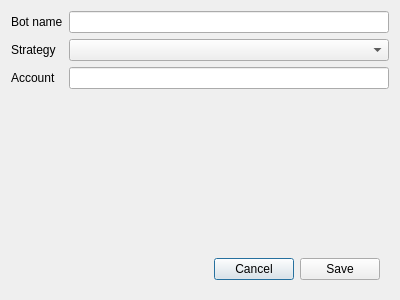
First picture: the form in dexbot/views/orig/create_bot_window.ui, repository xeroc/stakemachine, before the edit.
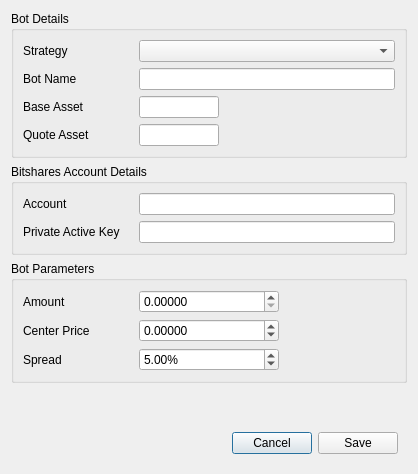
Second picture: the form after the edit.

Commit message: Add bot creation GUI elements (WIP)

What changed in the file:
```diff
--- a/dexbot/views/orig/create_bot_window.ui
+++ b/dexbot/views/orig/create_bot_window.ui
@@ -6,8 +6,8 @@
    <rect>
     <x>0</x>
     <y>0</y>
-    <width>400</width>
-    <height>300</height>
+    <width>418</width>
+    <height>474</height>
    </rect>
   </property>
   <property name="windowTitle">
@@ -17,7 +17,7 @@
    <bool>true</bool>
   </property>
   <layout class="QGridLayout" name="gridLayout">
-   <item row="1" column="0">
+   <item row="4" column="0">
     <widget class="QWidget" name="widget" native="true">
      <property name="sizePolicy">
       <sizepolicy hsizetype="Preferred" vsizetype="Fixed">
@@ -68,39 +68,442 @@
      </layout>
     </widget>
    </item>
+   <item row="2" column="0">
+    <widget class="QGroupBox" name="groupBox_3">
+     <property name="title">
+      <string>Bot Parameters</string>
+     </property>
+     <layout class="QFormLayout" name="formLayout">
+      <item row="0" column="0">
+       <widget class="QLabel" name="amount_label">
+        <property name="sizePolicy">
+         <sizepolicy hsizetype="Maximum" vsizetype="Preferred">
+          <horstretch>0</horstretch>
+          <verstretch>0</verstretch>
+         </sizepolicy>
+        </property>
+        <property name="minimumSize">
+         <size>
+          <width>110</width>
+          <height>0</height>
+         </size>
+        </property>
+        <property name="maximumSize">
+         <size>
+          <width>110</width>
+          <height>16777215</height>
+         </size>
+        </property>
+        <property name="text">
+         <string>Amount</string>
+        </property>
+        <property name="buddy">
+         <cstring>amount_input</cstring>
+        </property>
+       </widget>
+      </item>
+      <item row="0" column="1">
+       <widget class="QDoubleSpinBox" name="amount_input">
+        <property name="sizePolicy">
+         <sizepolicy hsizetype="Fixed" vsizetype="Fixed">
+          <horstretch>0</horstretch>
+          <verstretch>0</verstretch>
+         </sizepolicy>
+        </property>
+        <property name="minimumSize">
+         <size>
+          <width>140</width>
+          <height>0</height>
+         </size>
+        </property>
+        <property name="locale">
+         <locale language="English" country="UnitedStates"/>
+        </property>
+        <property name="decimals">
+         <number>5</number>
+        </property>
+        <property name="maximum">
+         <double>999999999.998999953269958</double>
+        </property>
+       </widget>
+      </item>
+      <item row="1" column="0">
+       <widget class="QLabel" name="center_price_label">
+        <property name="sizePolicy">
+         <sizepolicy hsizetype="Maximum" vsizetype="Preferred">
+          <horstretch>0</horstretch>
+          <verstretch>0</verstretch>
+         </sizepolicy>
+        </property>
+        <property name="minimumSize">
+         <size>
+          <width>110</width>
+          <height>0</height>
+         </size>
+        </property>
+        <property name="maximumSize">
+         <size>
+          <width>110</width>
+          <height>16777215</height>
+         </size>
+        </property>
+        <property name="text">
+         <string>Center Price</string>
+        </property>
+        <property name="buddy">
+         <cstring>center_price_input</cstring>
+        </property>
+       </widget>
+      </item>
+      <item row="1" column="1">
+       <widget class="QDoubleSpinBox" name="center_price_input">
+        <property name="sizePolicy">
+         <sizepolicy hsizetype="Fixed" vsizetype="Fixed">
+          <horstretch>0</horstretch>
+          <verstretch>0</verstretch>
+         </sizepolicy>
+        </property>
+        <property name="minimumSize">
+         <size>
+          <width>140</width>
+          <height>0</height>
+         </size>
+        </property>
+        <property name="locale">
+         <locale language="English" country="UnitedStates"/>
+        </property>
+        <property name="accelerated">
+         <bool>false</bool>
+        </property>
+        <property name="showGroupSeparator" stdset="0">
+         <bool>false</bool>
+        </property>
+        <property name="decimals">
+         <number>5</number>
+        </property>
+        <property name="minimum">
+         <double>-999999999.998999953269958</double>
+        </property>
+        <property name="maximum">
+         <double>999999999.998999953269958</double>
+        </property>
+       </widget>
+      </item>
+      <item row="2" column="0">
+       <widget class="QLabel" name="spread_label">
+        <property name="sizePolicy">
+         <sizepolicy hsizetype="Maximum" vsizetype="Preferred">
+          <horstretch>0</horstretch>
+          <verstretch>0</verstretch>
+         </sizepolicy>
+        </property>
+        <property name="minimumSize">
+         <size>
+          <width>110</width>
+          <height>0</height>
+         </size>
+        </property>
+        <property name="maximumSize">
+         <size>
+          <width>110</width>
+          <height>16777215</height>
+         </size>
+        </property>
+        <property name="text">
+         <string>Spread</string>
+        </property>
+        <property name="buddy">
+         <cstring>spread_input</cstring>
+        </property>
+       </widget>
+      </item>
+      <item row="2" column="1">
+       <widget class="QDoubleSpinBox" name="spread_input">
+        <property name="sizePolicy">
+         <sizepolicy hsizetype="Fixed" vsizetype="Fixed">
+          <horstretch>0</horstretch>
+          <verstretch>0</verstretch>
+         </sizepolicy>
+        </property>
+        <property name="minimumSize">
+         <size>
+          <width>140</width>
+          <height>0</height>
+         </size>
+        </property>
+        <property name="locale">
+         <locale language="English" country="UnitedStates"/>
+        </property>
+        <property name="suffix">
+         <string>%</string>
+        </property>
+        <property name="maximum">
+         <double>100000.000000000000000</double>
+        </property>
+        <property name="value">
+         <double>5.000000000000000</double>
+        </property>
+       </widget>
+      </item>
+     </layout>
+    </widget>
+   </item>
+   <item row="1" column="0">
+    <widget class="QGroupBox" name="groupBox_2">
+     <property name="title">
+      <string>Bitshares Account Details</string>
+     </property>
+     <layout class="QFormLayout" name="formLayout_2">
+      <property name="rowWrapPolicy">
+       <enum>QFormLayout::WrapLongRows</enum>
+      </property>
+      <item row="0" column="0">
+       <widget class="QLabel" name="account_label">
+        <property name="sizePolicy">
+         <sizepolicy hsizetype="Fixed" vsizetype="Preferred">
+          <horstretch>0</horstretch>
+          <verstretch>0</verstretch>
+         </sizepolicy>
+        </property>
+        <property name="minimumSize">
+         <size>
+          <width>110</width>
+          <height>0</height>
+         </size>
+        </property>
+        <property name="maximumSize">
+         <size>
+          <width>110</width>
+          <height>16777215</height>
+         </size>
+        </property>
+        <property name="text">
+         <string>Account</string>
+        </property>
+        <property name="buddy">
+         <cstring>account_input</cstring>
+        </property>
+       </widget>
+      </item>
+      <item row="0" column="1">
+       <widget class="QLineEdit" name="account_input"/>
+      </item>
+      <item row="1" column="0">
+       <widget class="QLabel" name="private_key_label">
+        <property name="sizePolicy">
+         <sizepolicy hsizetype="Fixed" vsizetype="Preferred">
+          <horstretch>0</horstretch>
+          <verstretch>0</verstretch>
+         </sizepolicy>
+        </property>
+        <property name="minimumSize">
+         <size>
+          <width>110</width>
+          <height>0</height>
+         </size>
+        </property>
+        <property name="maximumSize">
+         <size>
+          <width>110</width>
+          <height>16777215</height>
+         </size>
+        </property>
+        <property name="text">
+         <string>Private Active Key</string>
+        </property>
+        <property name="scaledContents">
+         <bool>false</bool>
+        </property>
+        <property name="wordWrap">
+         <bool>true</bool>
+        </property>
+        <property name="buddy">
+         <cstring>private_key_input</cstring>
+        </property>
+       </widget>
+      </item>
+      <item row="1" column="1">
+       <widget class="QLineEdit" name="private_key_input">
+        <property name="sizePolicy">
+         <sizepolicy hsizetype="Preferred" vsizetype="Fixed">
+          <horstretch>0</horstretch>
+          <verstretch>0</verstretch>
+         </sizepolicy>
+        </property>
+        <property name="echoMode">
+         <enum>QLineEdit::Password</enum>
+        </property>
+        <property name="clearButtonEnabled">
+         <bool>false</bool>
+        </property>
+       </widget>
+      </item>
+     </layout>
+    </widget>
+   </item>
    <item row="0" column="0">
-    <layout class="QFormLayout" name="formLayout">
-     <item row="1" column="0">
-      <widget class="QLabel" name="strategy_label">
-       <property name="text">
-        <string>Strategy</string>
-       </property>
-      </widget>
-     </item>
-     <item row="1" column="1">
-      <widget class="QComboBox" name="strategy_input"/>
-     </item>
-     <item row="2" column="0">
-      <widget class="QLabel" name="account_label">
-       <property name="text">
-        <string>Account</string>
-       </property>
-      </widget>
-     </item>
-     <item row="2" column="1">
-      <widget class="QLineEdit" name="account_input"/>
-     </item>
-     <item row="0" column="0">
-      <widget class="QLabel" name="botname_label">
-       <property name="text">
-        <string>Bot name</string>
-       </property>
-      </widget>
-     </item>
-     <item row="0" column="1">
-      <widget class="QLineEdit" name="botname_input"/>
-     </item>
-    </layout>
+    <widget class="QGroupBox" name="groupBox">
+     <property name="title">
+      <string>Bot Details</string>
+     </property>
+     <layout class="QFormLayout" name="formLayout_3">
+      <item row="0" column="0">
+       <widget class="QLabel" name="strategy_label">
+        <property name="minimumSize">
+         <size>
+          <width>110</width>
+          <height>0</height>
+         </size>
+        </property>
+        <property name="maximumSize">
+         <size>
+          <width>110</width>
+          <height>16777215</height>
+         </size>
+        </property>
+        <property name="text">
+         <string>Strategy</string>
+        </property>
+        <property name="buddy">
+         <cstring>strategy_input</cstring>
+        </property>
+       </widget>
+      </item>
+      <item row="0" column="1">
+       <widget class="QComboBox" name="strategy_input">
+        <property name="currentIndex">
+         <number>-1</number>
+        </property>
+       </widget>
+      </item>
+      <item row="1" column="0">
+       <widget class="QLabel" name="bot_name_label">
+        <property name="minimumSize">
+         <size>
+          <width>110</width>
+          <height>0</height>
+         </size>
+        </property>
+        <property name="maximumSize">
+         <size>
+          <width>110</width>
+          <height>16777215</height>
+         </size>
+        </property>
+        <property name="text">
+         <string>Bot Name</string>
+        </property>
+        <property name="buddy">
+         <cstring>bot_name_input</cstring>
+        </property>
+       </widget>
+      </item>
+      <item row="1" column="1">
+       <widget class="QLineEdit" name="bot_name_input"/>
+      </item>
+      <item row="2" column="0">
+       <widget class="QLabel" name="base_asset_label">
+        <property name="minimumSize">
+         <size>
+          <width>110</width>
+          <height>0</height>
+         </size>
+        </property>
+        <property name="maximumSize">
+         <size>
+          <width>110</width>
+          <height>16777215</height>
+         </size>
+        </property>
+        <property name="text">
+         <string>Base Asset</string>
+        </property>
+        <property name="buddy">
+         <cstring>base_asset_input</cstring>
+        </property>
+       </widget>
+      </item>
+      <item row="2" column="1">
+       <widget class="QLineEdit" name="base_asset_input">
+        <property name="sizePolicy">
+         <sizepolicy hsizetype="Fixed" vsizetype="Fixed">
+          <horstretch>0</horstretch>
+          <verstretch>0</verstretch>
+         </sizepolicy>
+        </property>
+        <property name="maximumSize">
+         <size>
+          <width>80</width>
+          <height>16777215</height>
+         </size>
+        </property>
+        <property name="inputMethodHints">
+         <set>Qt::ImhPreferUppercase</set>
+        </property>
+       </widget>
+      </item>
+      <item row="3" column="0">
+       <widget class="QLabel" name="quote_asset_label">
+        <property name="minimumSize">
+         <size>
+          <width>110</width>
+          <height>0</height>
+         </size>
+        </property>
+        <property name="maximumSize">
+         <size>
+          <width>110</width>
+          <height>16777215</height>
+         </size>
+        </property>
+        <property name="text">
+         <string>Quote Asset</string>
+        </property>
+        <property name="buddy">
+         <cstring>quote_asset_input</cstring>
+        </property>
+       </widget>
+      </item>
+      <item row="3" column="1">
+       <widget class="QLineEdit" name="quote_asset_input">
+        <property name="sizePolicy">
+         <sizepolicy hsizetype="Fixed" vsizetype="Fixed">
+          <horstretch>0</horstretch>
+          <verstretch>0</verstretch>
+         </sizepolicy>
+        </property>
+        <property name="maximumSize">
+         <size>
+          <width>80</width>
+          <height>16777215</height>
+         </size>
+        </property>
+       </widget>
+      </item>
+     </layout>
+     <zorder></zorder>
+     <zorder>strategy_label</zorder>
+     <zorder>strategy_input</zorder>
+     <zorder>bot_name_label</zorder>
+     <zorder>bot_name_input</zorder>
+     <zorder>base_asset_label</zorder>
+     <zorder>base_asset_input</zorder>
+     <zorder>quote_asset_label</zorder>
+     <zorder>quote_asset_input</zorder>
+    </widget>
+   </item>
+   <item row="3" column="0">
+    <spacer name="verticalSpacer">
+     <property name="orientation">
+      <enum>Qt::Vertical</enum>
+     </property>
+     <property name="sizeHint" stdset="0">
+      <size>
+       <width>20</width>
+       <height>40</height>
+      </size>
+     </property>
+    </spacer>
    </item>
   </layout>
  </widget>
```
Left out of the diff: 8 changed lines with no effect on the pictures. The commit also changes 5 other files.
